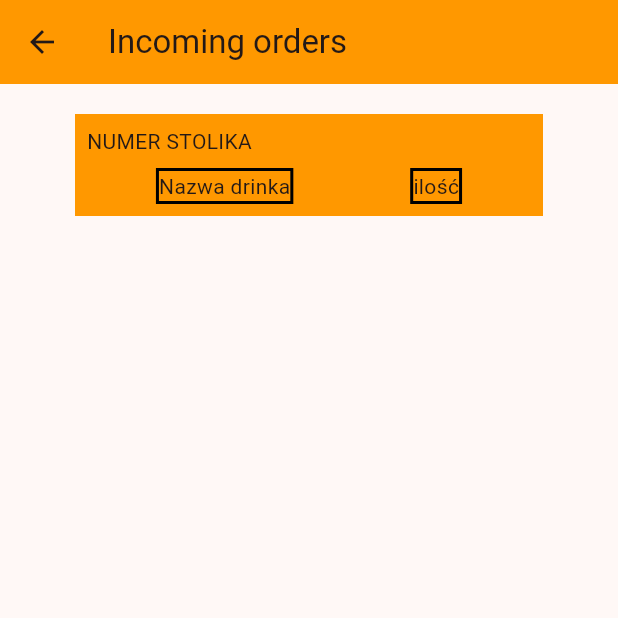
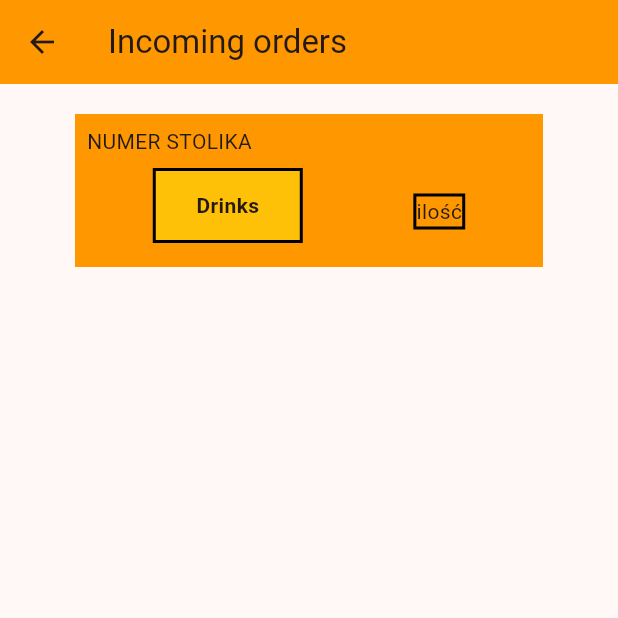
Before and after one commit to bogbrz/restaurantapp, a Flutter app: the OrdersPage screen opened directly, on a phone screen of 412 x 824 dp, the top half of it. Run offline on Flutter 3.47's test engine with Material 2 defaults, Android fonts, the phone set to English and light mode, and no system bars; our stand-ins replace bloc, cloud_firestore, firebase_auth, firebase_core, flutter_bloc; accounts and stored records are empty.

Commit message:
Implement blocProvider, add Drinks name

```diff
--- a/lib/app/features/bar_page/pages/barman_page.dart
+++ b/lib/app/features/bar_page/pages/barman_page.dart
@@ -1,4 +1,7 @@
 import 'package:flutter/material.dart';
+import 'package:flutter_bloc/flutter_bloc.dart';
+import 'package:restaurantapp/app/features/tables_page_content/pages/tablecontentpage/cubit/tablecontent_cubit.dart';
+import 'package:restaurantapp/repositories/table_repository.dart';
 
 class BarmanPage extends StatefulWidget {
   const BarmanPage({super.key});
@@ -26,7 +29,12 @@ class OrdersPage extends StatelessWidget {
         title: const Text('Incoming orders'),
         backgroundColor: Colors.orange,
       ),
-      body: ListView(children: [
+      body: BlocProvider(
+        create: (context) => TablecontentCubit(TableRepository())..start(),
+        child: BlocBuilder<TablecontentCubit, TablecontentState>(
+          builder: (context, state) {
+            final tablePageModels = state.tablePageModels;
+            return ListView(children: [
               Padding(
                 padding: const EdgeInsets.only(left: 50, right: 50, top: 20),
                 child: Container(
@@ -50,14 +58,48 @@ class OrdersPage extends StatelessWidget {
                             Column(
                               children: [
                                 Container(
+                                  alignment: Alignment.center,
+                                  width: 100,
+                                  height: 50,
                                   decoration: BoxDecoration(
+                                    color: Colors.amber,
                                     border: Border.all(
                                       width: 2,
                                       color: Colors.black,
                                     ),
                                   ),
-                            child: const Text('Nazwa drinka'),
+                                  child: const Text(
+                                    "Drinks",
+                                    style:
+                                        TextStyle(fontWeight: FontWeight.bold),
                                   ),
+                                ),
+                                const SizedBox(
+                                  height: 8,
+                                ),
+                                for (final tablePageModel
+                                    in tablePageModels) ...[
+                                  Padding(
+                                    padding: const EdgeInsets.all(8.0),
+                                    child: Container(
+                                      alignment: Alignment.center,
+                                      width: 100,
+                                      height: 50,
+                                      decoration: BoxDecoration(
+                                        color: Colors.amber,
+                                        border: Border.all(
+                                          width: 2,
+                                          color: Colors.black,
+                                        ),
+                                      ),
+                                      child: Text(
+                                        tablePageModel.name,
+                                        style: const TextStyle(
+                                            fontWeight: FontWeight.bold),
+                                      ),
+                                    ),
+                                  ),
+                                ]
                               ],
                             ),
                             Column(
@@ -80,7 +122,10 @@ class OrdersPage extends StatelessWidget {
                   ),
                 ),
               ),
-      ]),
+            ]);
+          },
+        ),
+      ),
     );
   }
 }
```
Lines whose indentation alone changed are shown as unchanged.
